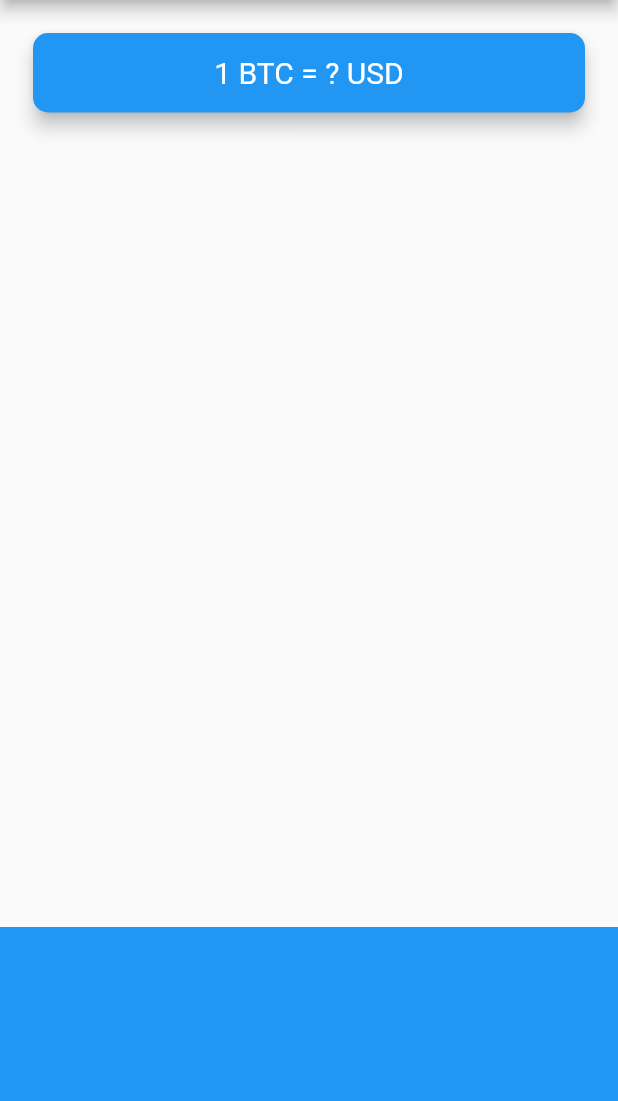
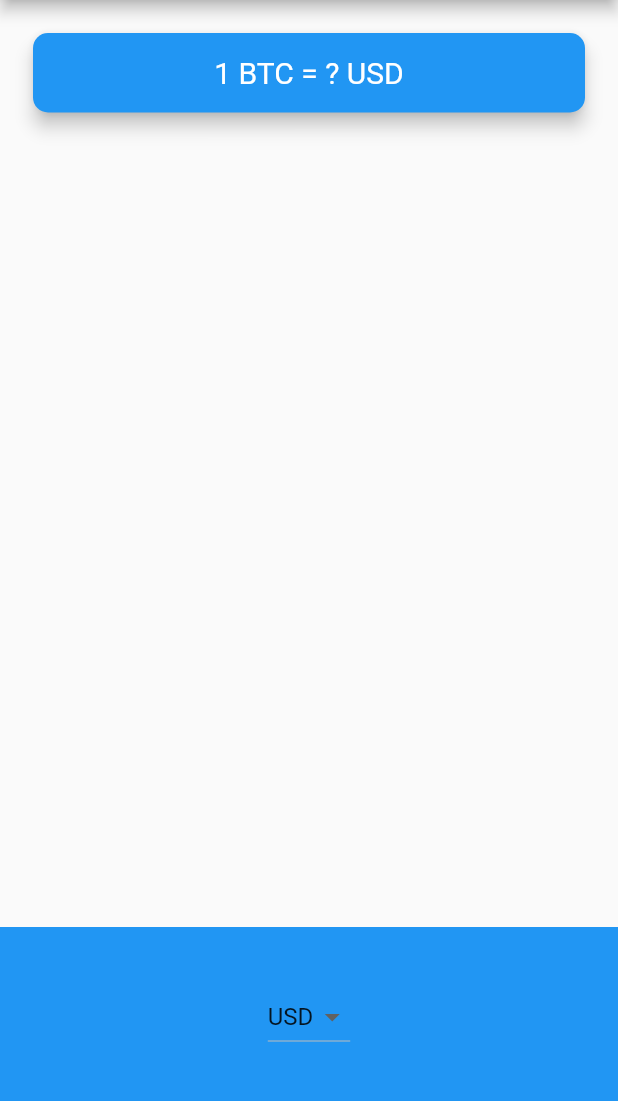
Before and after one commit to cagriaktpe/bitcoin-ticker, a Flutter app: the screen it shows after launch, on a phone screen of 412 x 824 dp, the part 84-1185 px from its top. Run offline on Flutter 3.47's test engine with Material 2 defaults, Android fonts, the phone set to English and light mode, and no system bars.

Commit message:
Update price_screen.dart

```diff
--- a/lib/price_screen.dart
+++ b/lib/price_screen.dart
@@ -9,6 +9,9 @@ class PriceScreen extends StatefulWidget {
 }
 
 class _PriceScreenState extends State<PriceScreen> {
+
+  String selectedCurrency = 'USD';
+
   @override
   Widget build(BuildContext context) {
     return Scaffold(
@@ -45,7 +48,19 @@ class _PriceScreenState extends State<PriceScreen> {
             alignment: Alignment.center,
             padding: EdgeInsets.only(bottom: 30.0),
             color: Theme.of(context).colorScheme.primary,
-            child: null,
+            child: DropdownButton<String>(
+              value: selectedCurrency,
+              items: [
+                DropdownMenuItem(child: Text('USD'), value: 'USD'),
+                DropdownMenuItem(child: Text('EUR'), value: 'EUR'),
+                DropdownMenuItem(child: Text('GBP'), value: 'GBP'),
+              ],
+              onChanged: (value) {
+                setState(() {
+                  selectedCurrency = value!;
+                });
+              },
+            )
           )
         ],
       )
```
